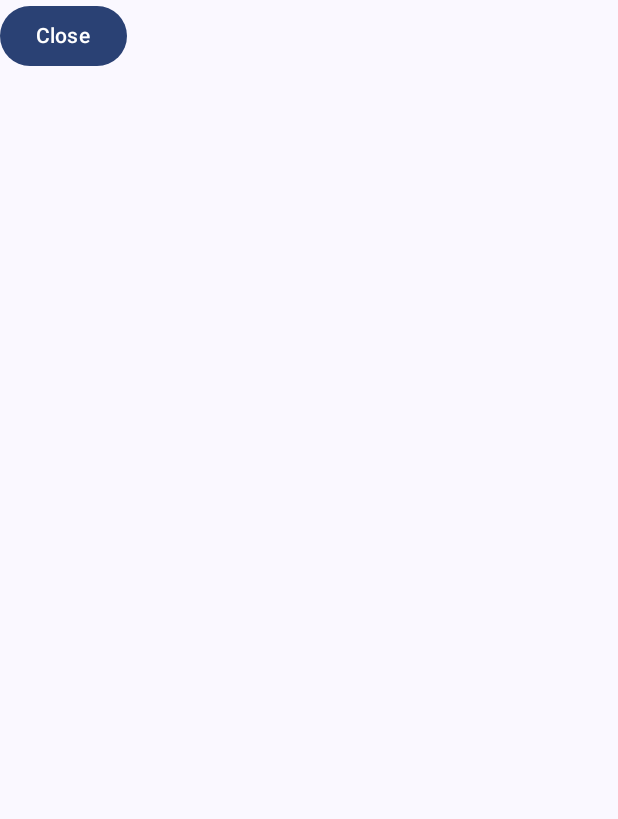
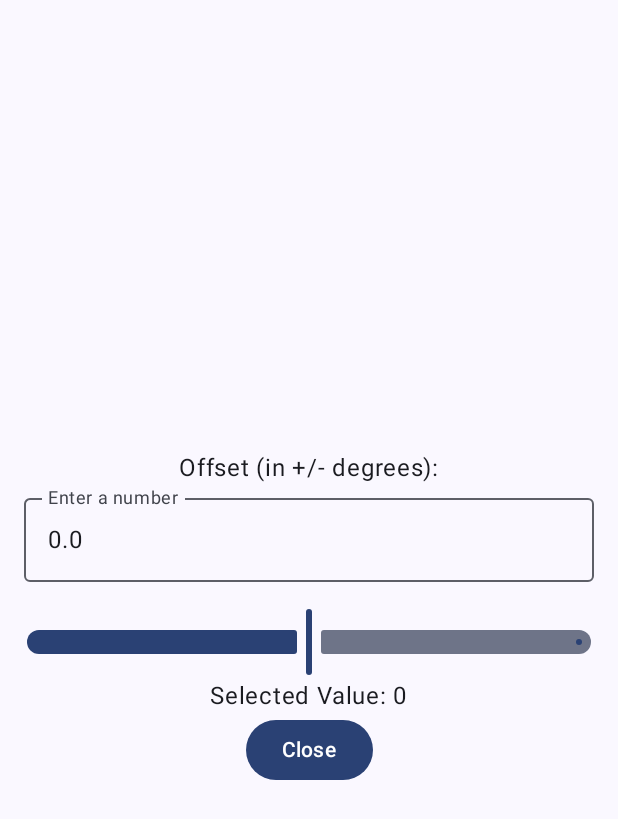
Before and after one commit to jlpatter/joshcompass, an Android app built with Jetpack Compose: the PreferencesScreen screen opened through its navigation route, on a phone screen of 412 x 824 dp. Shown: the top 819 px of the screen. Run offline under Robolectric (Android 15) with nearby library versions, the phone set to English and light mode, and no system bars.

Commit message:
Add preferences menu items

```diff
--- a/app/src/main/java/com/example/joshcompass/MainActivity.kt
+++ b/app/src/main/java/com/example/joshcompass/MainActivity.kt
@@ -11,16 +11,23 @@ import androidx.activity.enableEdgeToEdge
 import androidx.compose.foundation.Image
 import androidx.compose.foundation.layout.Box
 import androidx.compose.foundation.layout.Column
+import androidx.compose.foundation.layout.Spacer
 import androidx.compose.foundation.layout.fillMaxSize
+import androidx.compose.foundation.layout.fillMaxWidth
+import androidx.compose.foundation.layout.height
 import androidx.compose.foundation.layout.padding
 import androidx.compose.foundation.layout.size
+import androidx.compose.foundation.text.KeyboardOptions
 import androidx.compose.material3.Button
 import androidx.compose.material3.Scaffold
 import androidx.compose.material3.Text
+import androidx.compose.material3.OutlinedTextField
+import androidx.compose.material3.Slider
 import androidx.compose.runtime.Composable
 import androidx.compose.runtime.LaunchedEffect
 import androidx.compose.runtime.getValue
 import androidx.compose.runtime.mutableFloatStateOf
+import androidx.compose.runtime.mutableStateOf
 import androidx.compose.runtime.remember
 import androidx.compose.runtime.setValue
 import androidx.compose.ui.Alignment
@@ -28,6 +35,7 @@ import androidx.compose.ui.Modifier
 import androidx.compose.ui.graphics.graphicsLayer
 import androidx.compose.ui.layout.ContentScale
 import androidx.compose.ui.res.painterResource
+import androidx.compose.ui.text.input.KeyboardType
 import androidx.compose.ui.unit.dp
 import androidx.compose.ui.unit.em
 import androidx.navigation.NavHostController
@@ -165,9 +173,56 @@ fun Compass(navController: NavHostController, azimuth: Float, modifier: Modifier
 
 @Composable
 fun PreferencesScreen(navController: NavHostController) {
-    Button(
-        onClick = { navController.navigate("main") },
+
+    var sliderValue by remember { mutableFloatStateOf(0f) }
+    var textValue by remember { mutableStateOf(sliderValue.toString()) }
+
+    val valueRangeMin = -90f
+    val valueRangeMax = 90f
+
+    Box(
+        modifier = Modifier.fillMaxSize(),
+        contentAlignment = Alignment.Center
     ) {
-        Text("Close")
+        Column(
+            modifier = Modifier.padding(16.dp),
+            horizontalAlignment = Alignment.CenterHorizontally
+        ) {
+            Text(text = "Offset (in +/- degrees):")
+            OutlinedTextField(
+                value = textValue,
+                onValueChange = { newValue ->
+                    newValue.toFloatOrNull()?.let { floatValue ->
+                        if (floatValue in valueRangeMin..valueRangeMax) {
+                            textValue = floatValue.toString()
+                            sliderValue = floatValue
+                        }
+                    }
+                },
+                label = { Text("Enter a number") },
+                keyboardOptions = KeyboardOptions(keyboardType = KeyboardType.Number),
+                modifier = Modifier.fillMaxWidth()
+            )
+
+            Spacer(modifier = Modifier.height(16.dp))
+
+            Slider(
+                value = sliderValue,
+                onValueChange = { newValue ->
+                    sliderValue = newValue
+                    textValue = newValue.toInt().toString()
+                },
+                valueRange = valueRangeMin..valueRangeMax,
+                steps = 0
+            )
+
+            Text(text = "Selected Value: ${sliderValue.toInt()}")
+
+            Button(
+                onClick = { navController.navigate("main") },
+            ) {
+                Text("Close")
+            }
+        }
     }
 }
```
